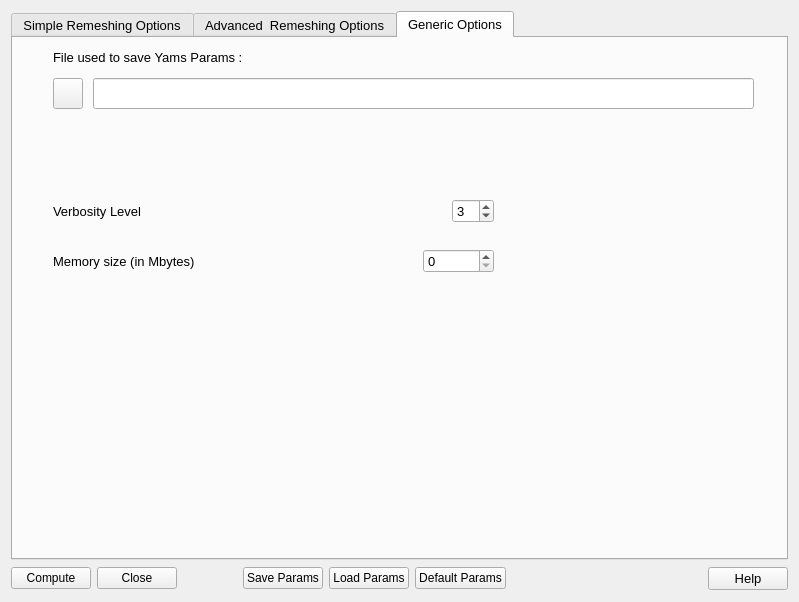
SalomePlatform/smesh, file src/Tools/YamsPlug/YamsPlugDialog.ui: the form before one commit.
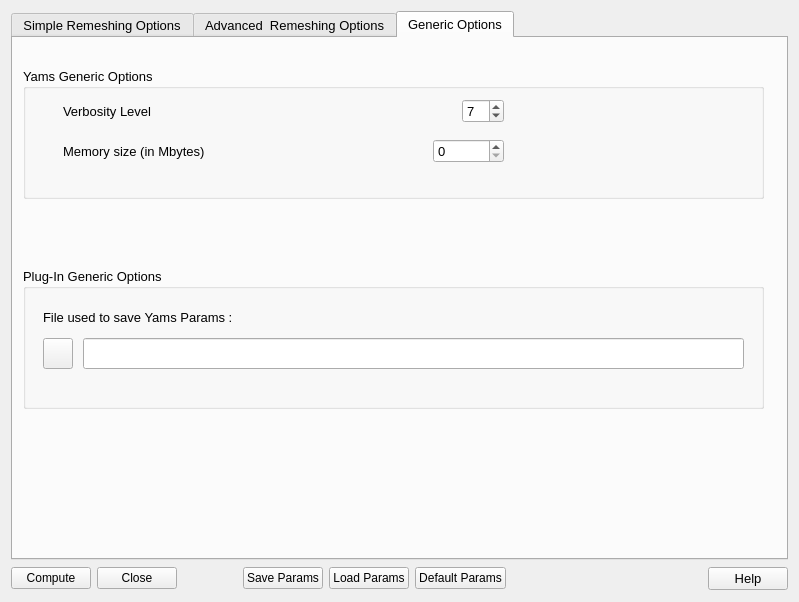
The form after the commit. The open tabs and pages were chosen to show the change. Icons and pictures are not drawn.

What changed in the file:
```diff
--- a/src/Tools/YamsPlug/YamsPlugDialog.ui
+++ b/src/Tools/YamsPlug/YamsPlugDialog.ui
@@ -892,11 +892,23 @@
       <attribute name="title">
        <string>Generic Options</string>
       </attribute>
+      <widget class="QGroupBox" name="groupBox_4">
+       <property name="geometry">
+        <rect>
+         <x>10</x>
+         <y>30</y>
+         <width>741</width>
+         <height>131</height>
+        </rect>
+       </property>
+       <property name="title">
+        <string>Yams Generic Options</string>
+       </property>
       <widget class="QWidget" name="layoutWidget">
        <property name="geometry">
         <rect>
          <x>40</x>
-         <y>160</y>
+          <y>30</y>
          <width>441</width>
          <height>27</height>
         </rect>
@@ -928,7 +940,7 @@
            <number>10</number>
           </property>
           <property name="value">
-           <number>3</number>
+            <number>7</number>
           </property>
          </widget>
         </item>
@@ -938,7 +950,7 @@
        <property name="geometry">
         <rect>
          <x>40</x>
-         <y>210</y>
+          <y>70</y>
          <width>441</width>
          <height>27</height>
         </rect>
@@ -1004,11 +1016,37 @@
         </item>
        </layout>
       </widget>
+      </widget>
+      <widget class="QGroupBox" name="groupBox_6">
+       <property name="geometry">
+        <rect>
+         <x>10</x>
+         <y>230</y>
+         <width>741</width>
+         <height>141</height>
+        </rect>
+       </property>
+       <property name="title">
+        <string>Plug-In Generic Options</string>
+       </property>
+       <widget class="QLabel" name="label_10">
+        <property name="geometry">
+         <rect>
+          <x>20</x>
+          <y>40</y>
+          <width>391</width>
+          <height>18</height>
+         </rect>
+        </property>
+        <property name="text">
+         <string>File used to save Yams Params :</string>
+        </property>
+       </widget>
       <widget class="QPushButton" name="PB_ParamsFileExplorer">
        <property name="geometry">
         <rect>
-         <x>40</x>
-         <y>40</y>
+          <x>20</x>
+          <y>70</y>
          <width>30</width>
          <height>31</height>
         </rect>
@@ -1024,25 +1062,13 @@
       <widget class="QLineEdit" name="LE_ParamsFile">
        <property name="geometry">
         <rect>
-         <x>80</x>
-         <y>40</y>
+          <x>60</x>
+          <y>70</y>
          <width>661</width>
          <height>31</height>
         </rect>
        </property>
       </widget>
-      <widget class="QLabel" name="label_10">
-       <property name="geometry">
-        <rect>
-         <x>40</x>
-         <y>10</y>
-         <width>391</width>
-         <height>18</height>
-        </rect>
-       </property>
-       <property name="text">
-        <string>File used to save Yams Params :</string>
-       </property>
       </widget>
      </widget>
     </widget>
```
Left out of the diff: 39 changed lines with no effect on the pictures. Lines whose indentation alone changed are shown as unchanged.
